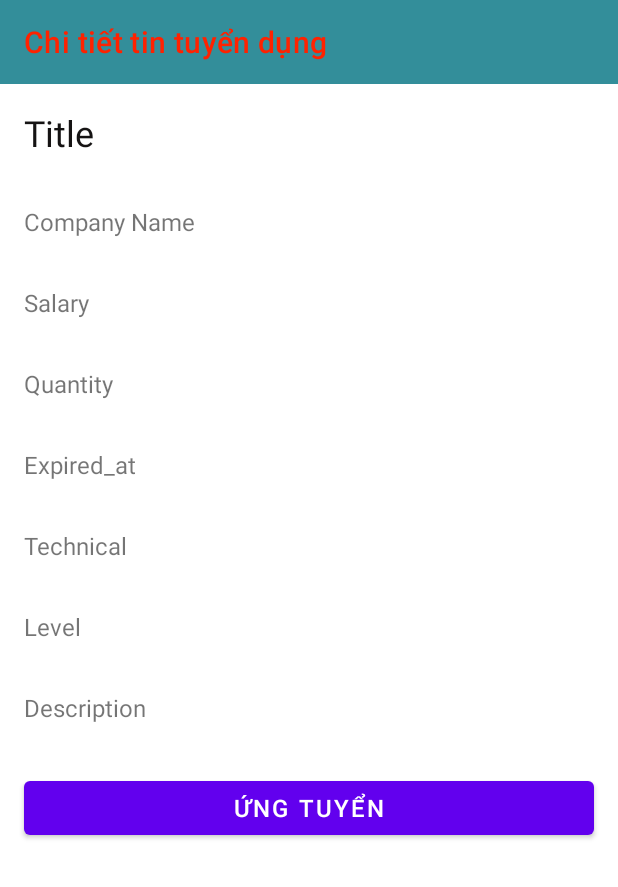
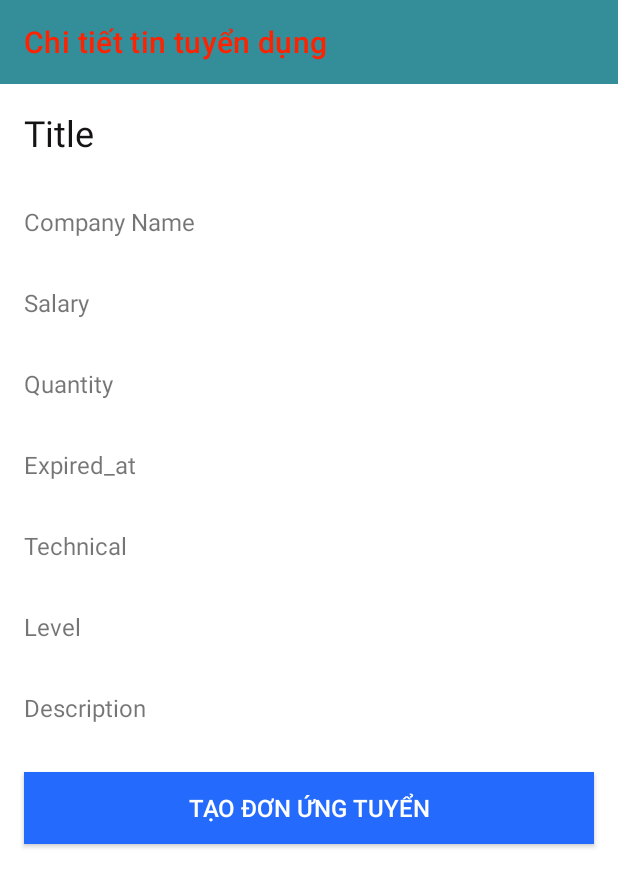
Before and after one commit to DGB2001/recruitment_manager, an Android app: the layout activity_get_application_detail.xml on its own in the app's theme, with its tools: preview values and no code run, on a phone screen of 412 x 824 dp. Shown: the top 887 px of the screen. Run offline under Robolectric (Android 15) with nearby library versions, the phone set to English and light mode, and no system bars.

Commit message:
feature: get_application_detail

```diff
--- a/app/src/main/res/layout/activity_get_application_detail.xml
+++ b/app/src/main/res/layout/activity_get_application_detail.xml
@@ -84,12 +84,14 @@
         android:textSize="16sp" />
 
     <!-- Nút ứng tuyển -->
-    <Button
+    <androidx.appcompat.widget.AppCompatButton
         android:id="@+id/apply_button"
         android:layout_width="match_parent"
         android:layout_height="wrap_content"
         android:layout_margin="16dp"
-        android:text="Ứng tuyển"
+        android:background="#246BFD"
+        android:textColor="#fff"
+        android:text="Tạo đơn ứng tuyển"
         android:textSize="16sp" />
 
 </LinearLayout>
```
